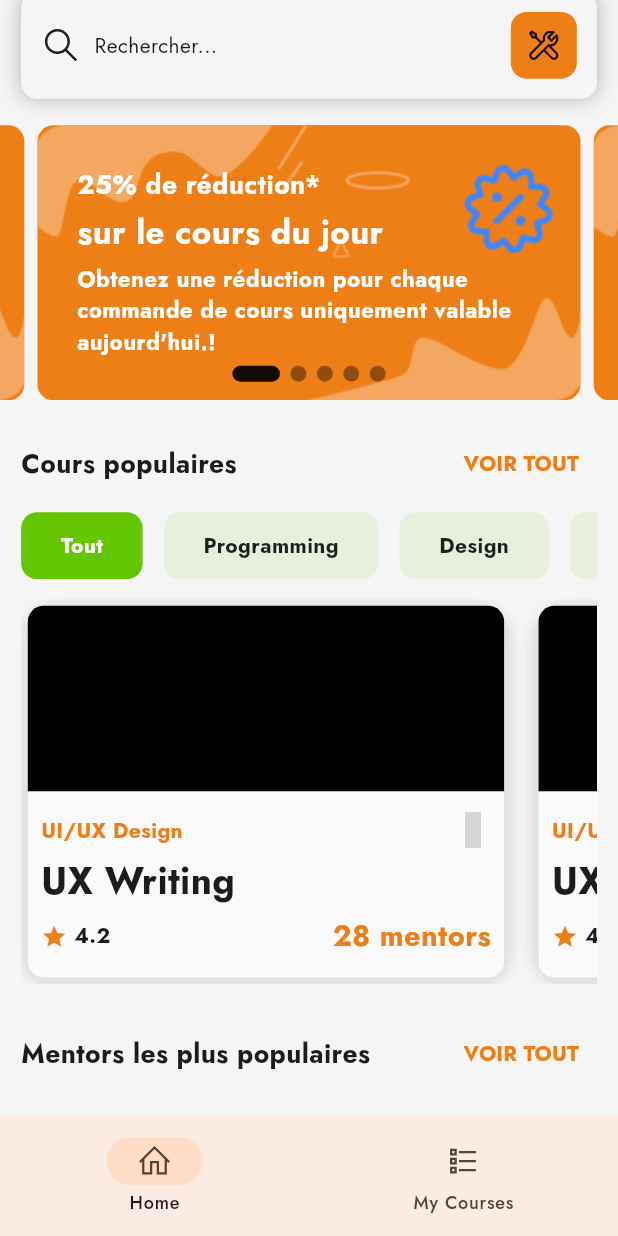
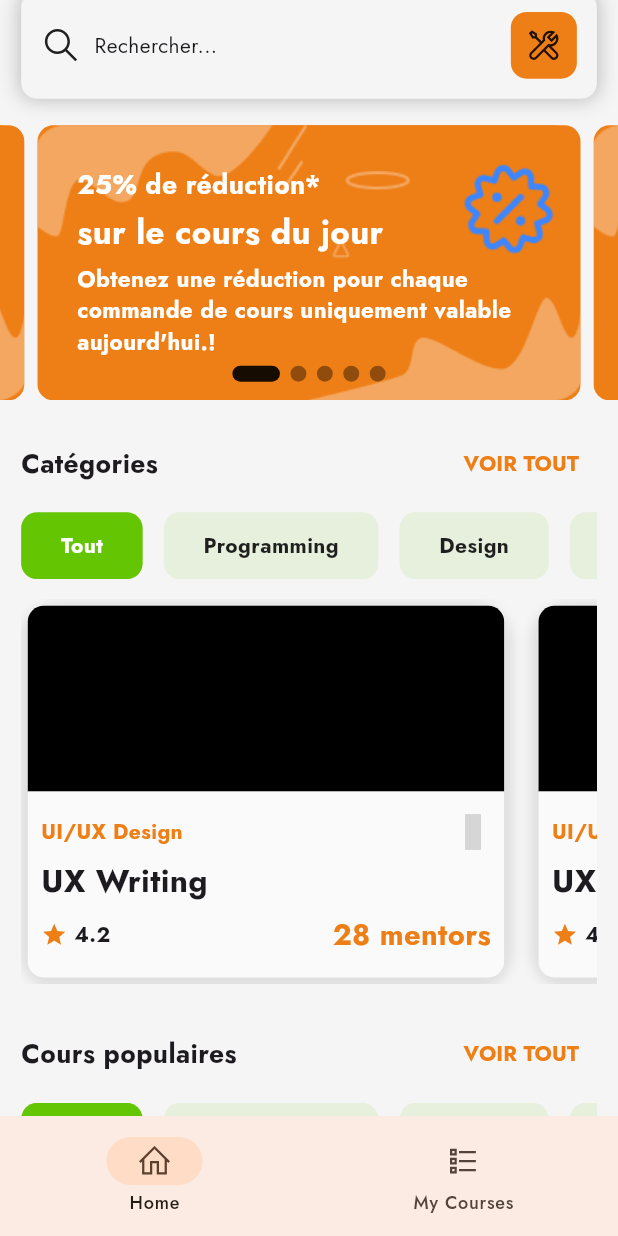
Before and after one commit to StephaneKuma/dex_ecoaching, a Flutter app: the screen it shows after launch, scrolled down 119 dp, on a phone screen of 412 x 824 dp. Run offline on Flutter 3.47's test engine with Material 3 defaults, Android fonts, the phone set to English and light mode, and no system bars; drawn by our look-alikes of carousel_slider; our stand-ins replace auto_route, dartz, equatable, flutter_bloc, flutter_dotenv, flutter_screenutil and 9 more; accounts and stored records are empty; generated files the repository leaves out were written again; grey boxes are pictures that could not be loaded.

Commit message:
Add course categories page

```diff
--- a/lib/src/core/router/index.dart
+++ b/lib/src/core/router/index.dart
@@ -48,5 +48,10 @@ class AppRouter extends _$AppRouter {
             ),
           ],
         ),
+        CustomRoute(
+          page: CourseCategoriesRoute.page,
+          transitionsBuilder: TransitionsBuilders.fadeIn,
+          durationInMilliseconds: 500,
+        ),
       ];
 }
--- a/lib/src/features/courses/presentation/pages/course_home_page.dart
+++ b/lib/src/features/courses/presentation/pages/course_home_page.dart
@@ -1,5 +1,6 @@
 import 'package:auto_route/auto_route.dart';
 import 'package:e_coaching/src/core/constants/colors.dart';
+import 'package:e_coaching/src/core/router/index.dart';
 import 'package:e_coaching/src/features/courses/presentation/widgets/category_list.dart';
 import 'package:e_coaching/src/features/courses/presentation/widgets/course_box.dart';
 import 'package:e_coaching/src/features/courses/presentation/widgets/header_box.dart';
@@ -34,7 +35,7 @@ class CourseHomePage extends StatelessWidget {
                 children: <Widget>[
                   const WelcomeBox(),
                   SizedBox(height: (20).h),
-                  const SearchBox(),
+                  SearchBox.withFilter(),
                 ],
               ),
             ),
@@ -46,8 +47,32 @@ class CourseHomePage extends StatelessWidget {
               child: Column(
                 children: <Widget>[
                   HeaderBox(
+                    title: AppLocalizations.of(context)!.categories,
+                    onTap: () => context.router.push(
+                      const CourseCategoriesRoute(),
+                    ),
+                  ),
+                  SizedBox(height: (10).h),
+                  const CategoryList(),
+                  SizedBox(height: (10).h),
+                  Container(
+                    margin: EdgeInsets.symmetric(vertical: 5.h),
+                    height: (MediaQuery.of(context).size.height * 0.35).h,
+                    child: ListView.separated(
+                      scrollDirection: Axis.horizontal,
+                      physics: const BouncingScrollPhysics(),
+                      itemBuilder: (context, index) => const CourseBox(),
+                      separatorBuilder: (context, index) =>
+                          SizedBox(width: 16.w),
+                      itemCount: 5,
+                    ),
+                  ),
+                  SizedBox(height: (20).h),
+                  HeaderBox(
                     title: AppLocalizations.of(context)!.popularCourses,
-                    onTap: () {},
+                    onTap: () => context.router.push(
+                      const CourseCategoriesRoute(),
+                    ),
                   ),
                   SizedBox(height: (10).h),
                   const CategoryList(),
--- a/lib/src/features/courses/presentation/pages/index.dart
+++ b/lib/src/features/courses/presentation/pages/index.dart
@@ -1,3 +1,4 @@
 export 'courses_main_page.dart';
 export 'course_home_page.dart';
 export 'user_courses_page.dart';
+export 'course_categories_page.dart';
--- a/lib/src/features/courses/presentation/widgets/course_box.dart
+++ b/lib/src/features/courses/presentation/widgets/course_box.dart
@@ -75,7 +75,7 @@ class CourseBox extends StatelessWidget {
                       Text(
                         "UX Writing",
                         style: TextStyle(
-                          fontSize: 28.sp,
+                          fontSize: 24.sp,
                           fontWeight: FontWeight.bold,
                         ),
                       ),
--- a/lib/src/features/courses/presentation/widgets/search_box.dart
+++ b/lib/src/features/courses/presentation/widgets/search_box.dart
@@ -1,3 +1,4 @@
+// ignore_for_file: public_member_api_docs, sort_constructors_first
 import 'package:flutter/material.dart';
 import 'package:flutter_gen/gen_l10n/app_localizations.dart';
 import 'package:flutter_screenutil/flutter_screenutil.dart';
@@ -8,7 +9,12 @@ import 'package:e_coaching/src/core/constants/colors.dart';
 class SearchBox extends StatelessWidget {
   const SearchBox({
     super.key,
+    this.hasFilter = false,
   });
+
+  factory SearchBox.withFilter() => const SearchBox(hasFilter: true);
+
+  final bool? hasFilter;
 
   @override
   Widget build(BuildContext context) {
@@ -32,6 +38,7 @@ class SearchBox extends StatelessWidget {
           Row(
             mainAxisSize: MainAxisSize.min,
             children: <Widget>[
+              if (hasFilter == true) ...[
                 RotatedBox(
                   quarterTurns: 3,
                   child: LineIcon.search(
@@ -39,6 +46,7 @@ class SearchBox extends StatelessWidget {
                   ),
                 ),
                 SizedBox(width: 10.w),
+              ],
               Text(AppLocalizations.of(context)!.search),
             ],
           ),
@@ -49,7 +57,14 @@ class SearchBox extends StatelessWidget {
               color: kPrimaryColor,
               borderRadius: BorderRadius.circular(12.r),
             ),
-            child: const LineIcon.tools(),
+            child: hasFilter == true
+                ? const LineIcon.tools()
+                : const RotatedBox(
+                    quarterTurns: 3,
+                    child: LineIcon.search(
+                        // size: 30.h,
+                        ),
+                  ),
           )
         ],
       ),
--- a/lib/src/l10n/app_fr.arb
+++ b/lib/src/l10n/app_fr.arb
@@ -226,5 +226,13 @@
     "myCourses": "Mes cours",
     "@myCourses": {
         "description": "The text of the 'My Courses' button"
+    },
+    "categories": "Catégories",
+    "@categories": {
+        "description": "The text of the 'Categories' button"
+    },
+    "allCategories": "Toutes les catégories",
+    "@allCategories": {
+        "description": "The text of the 'All Categories' button"
     }
 }
--- a/pubspec.yaml
+++ b/pubspec.yaml
@@ -108,6 +108,7 @@ flutter:
     - assets/images/
     - assets/images/onboarding/
     - assets/images/offer/
+    - assets/images/categories/
 
   # An image asset can refer to one or more resolution-specific "variants", see
   # https://flutter.dev/assets-and-images/#resolution-aware
```
Also changed, not shown: lib/src/features/courses/presentation/pages/course_categories_page.dart (added, +77 -0 lines), lib/src/l10n/app_en.arb (+8 -0 lines), assets/images/categories/1.png (added), assets/images/categories/2.png (added), assets/images/categories/3.png (added), assets/images/categories/4.png (added), assets/images/categories/5.png (added), assets/images/categories/6.png (added), assets/images/categories/7.png (added), assets/images/categories/8.png (added), lib/src/core/router/index.gr.dart. Lines whose indentation alone changed are shown as unchanged.
